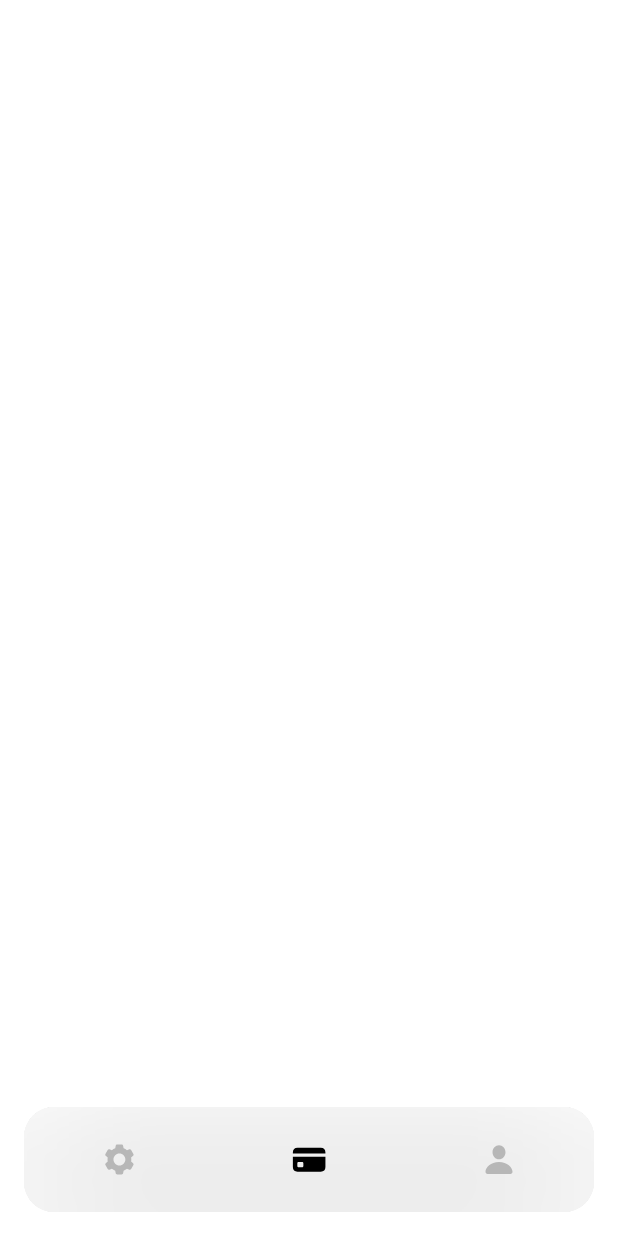
After one commit to Sovetsk1y/digital-breakthrough-city-card, a Flutter app: the screen it shows after launch, after a tap on "Турист", on a phone screen of 412 x 824 dp. The commit adds this screen. Run offline on Flutter 3.47's test engine with Material 2 defaults, Android fonts, the phone set to English and light mode, and no system bars; our stand-ins replace flutter_svg, google_maps_flutter.

Commit message:
added tab bar

```diff
--- /dev/null
+++ b/lib/features/components/app_tab_bar.dart
@@ -0,0 +1,86 @@
+import 'dart:ui';
+
+import 'package:city_card_novoros/utils/app_colors.dart';
+import 'package:flutter/material.dart';
+import 'package:flutter_svg/svg.dart';
+
+class AppTabBar extends StatefulWidget {
+  final List<String> items;
+  final int initialIndex;
+  final void Function(int)? onChanged;
+
+  const AppTabBar({
+    Key? key,
+    required this.items,
+    this.initialIndex = 0,
+    this.onChanged,
+  }) : super(key: key);
+
+  @override
+  _AppTabBarState createState() => _AppTabBarState();
+}
+
+class _AppTabBarState extends State<AppTabBar> {
+  final double tabBarHeight = 70;
+
+  late int _currentIndex;
+
+  @override
+  void initState() {
+    super.initState();
+
+    _currentIndex = widget.initialIndex;
+  }
+
+  @override
+  Widget build(BuildContext context) {
+    return Container(
+      clipBehavior: Clip.hardEdge,
+      margin: const EdgeInsets.all(16),
+      height: tabBarHeight,
+      decoration: BoxDecoration(
+        borderRadius: BorderRadius.circular(20),
+        color: AppColors.tabBarGrey,
+      ),
+      child: ClipRect(
+        child: BackdropFilter(
+          filter: ImageFilter.blur(sigmaX: 40, sigmaY: 40),
+          child: Row(
+            mainAxisAlignment: MainAxisAlignment.spaceEvenly,
+            children: widget.items
+                .map(
+                  (item) => Expanded(
+                    child: GestureDetector(
+                      onTap: () {
+                        setState(() {
+                          _currentIndex = widget.items.indexOf(item);
+                        });
+                        if (widget.onChanged != null) {
+                          widget.onChanged!(_currentIndex);
+                        }
+                      },
+                      child: Container(
+                        height: tabBarHeight,
+                        color: Colors.transparent,
+                        child: Center(
+                          child: SvgPicture.asset(
+                            item,
+                            width: 44,
+                            height: 44,
+                            fit: BoxFit.cover,
+                            color: _currentIndex == widget.items.indexOf(item)
+                                ? Colors.black
+                                : AppColors.grey2,
+                          ),
+                        ),
+                      ),
+                    ),
+                  ),
+                )
+                .toList(),
+          ),
+        ),
+      ),
+    );
+  }
+}
--- a/lib/features/components/gradients.dart
+++ b/lib/features/components/gradients.dart
@@ -4,20 +4,20 @@ const touristGradient = LinearGradient(
     begin: Alignment.topCenter,
     end: Alignment.bottomCenter,
     colors: [
-      Color(0xff2D92FC),
-      Color(0xff0791C7),
+      Color(0xff539EC9),
+      Color(0xff326591),
     ]);
 const citizenGradient = LinearGradient(
     begin: Alignment.topCenter,
     end: Alignment.bottomCenter,
     colors: [
-      Color(0xffFFB226),
-      Color(0xffE89204),
+      Color(0xffFEA724),
+      Color(0xffFDA511),
     ]);
 const studentGradient = LinearGradient(
     begin: Alignment.topCenter,
     end: Alignment.bottomCenter,
     colors: [
-      Color(0xff49D11E),
-      Color(0xff0DB50B),
+      Color(0xff54A773),
+      Color(0xff238E4B),
     ]);
--- /dev/null
+++ b/lib/features/tab_bar_page.dart
@@ -0,0 +1,56 @@
+import 'package:city_card_novoros/utils/svg_paths.dart';
+import 'package:flutter/cupertino.dart';
+import 'package:flutter/material.dart';
+
+import 'components/app_tab_bar.dart';
+
+class TabBarPage extends StatefulWidget {
+  const TabBarPage({Key? key}) : super(key: key);
+
+  @override
+  _TabBarPageState createState() => _TabBarPageState();
+}
+
+class _TabBarPageState extends State<TabBarPage> {
+  final tabItems = [
+    settingsSvgPath,
+    cardSvgPath,
+    profileSvgPath,
+  ];
+
+  var _currentIndex = 1;
+
+  @override
+  Widget build(BuildContext context) {
+    return Scaffold(
+      body: Stack(
+        children: [
+          _buildCurrentPage(),
+          Align(
+            alignment: Alignment.bottomCenter,
+            child: AppTabBar(
+              items: tabItems,
+              initialIndex: _currentIndex,
+              onChanged: (index) {
+                setState(() {
+                  _currentIndex = index;
+                });
+              },
+            ),
+          ),
+        ],
+      ),
+    );
+  }
+
+  Widget _buildCurrentPage() {
+    switch (_currentIndex) {
+      case 0:
+        return Scaffold();
+      case 1:
+        return Scaffold();
+      default:
+        return Scaffold();
+    }
+  }
+}
--- a/lib/features/welcome/welcome_page.dart
+++ b/lib/features/welcome/welcome_page.dart
@@ -2,6 +2,7 @@ import 'package:city_card_novoros/domain/role.dart';
 import 'package:city_card_novoros/features/components/bouncing_button.dart';
 import 'package:city_card_novoros/features/components/gradient_container.dart';
 import 'package:city_card_novoros/features/parking/parking_map_page.dart';
+import 'package:city_card_novoros/features/tab_bar_page.dart';
 import 'package:city_card_novoros/features/welcome/welcome_page_widget_model.dart';
 import 'package:city_card_novoros/utils/styles.dart';
 import 'package:city_card_novoros/utils/svg_paths.dart';
@@ -60,6 +61,8 @@ class _WelcomePageState extends State<WelcomePage> {
                   ),
                   const SizedBox(height: 16),
                   BouncingButton(
+                    onTap: () => Navigator.of(context).push(
+                        MaterialPageRoute(builder: (context) => TabBarPage())),
                     child: RoleGradientContainer(
                       borderRadius: BorderRadius.circular(20),
                       roleGradient: RoleGradient.tourist,
--- a/lib/utils/app_colors.dart
+++ b/lib/utils/app_colors.dart
@@ -3,4 +3,7 @@ import 'package:flutter/material.dart';
 class AppColors {
   static const textPrimary = Colors.black;
   static const textSecondary = Colors.black54;
+
+  static final tabBarGrey = Color(0xffB7B7B7).withOpacity(0.36);
+  static const grey2 = Color(0xffB7B7B7);
 }
--- a/lib/utils/svg_paths.dart
+++ b/lib/utils/svg_paths.dart
@@ -1 +1,4 @@
 const waveSvgPath = 'assets/icons/wave.svg';
+const settingsSvgPath = 'assets/icons/settings.svg';
+const profileSvgPath = 'assets/icons/profile.svg';
+const cardSvgPath = 'assets/icons/card.svg';
```
Also changed, not shown: assets/icons/card.svg (added), assets/icons/profile.svg (added), assets/icons/settings.svg (added).
